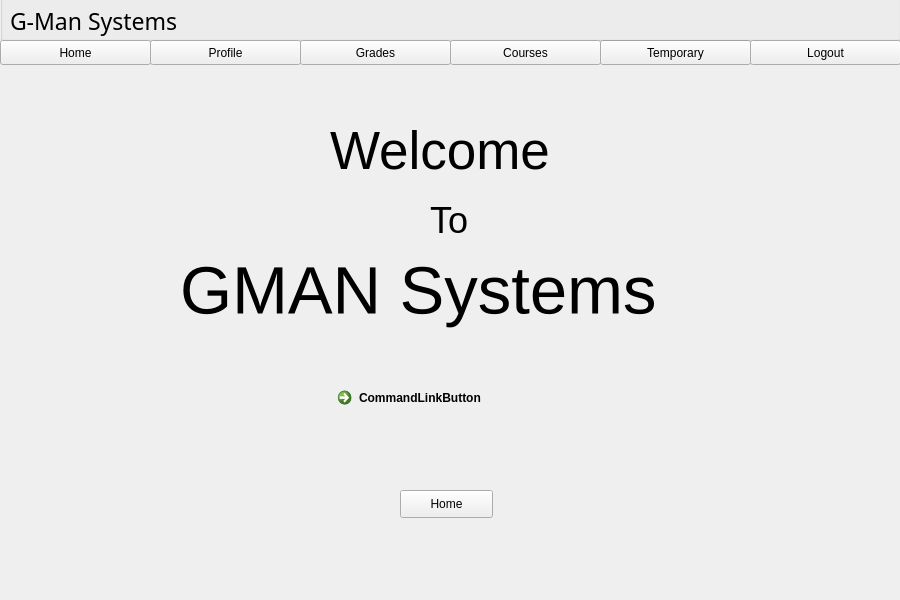
Poom1997/gman, file resources/UI/main.ui: the form before one commit.
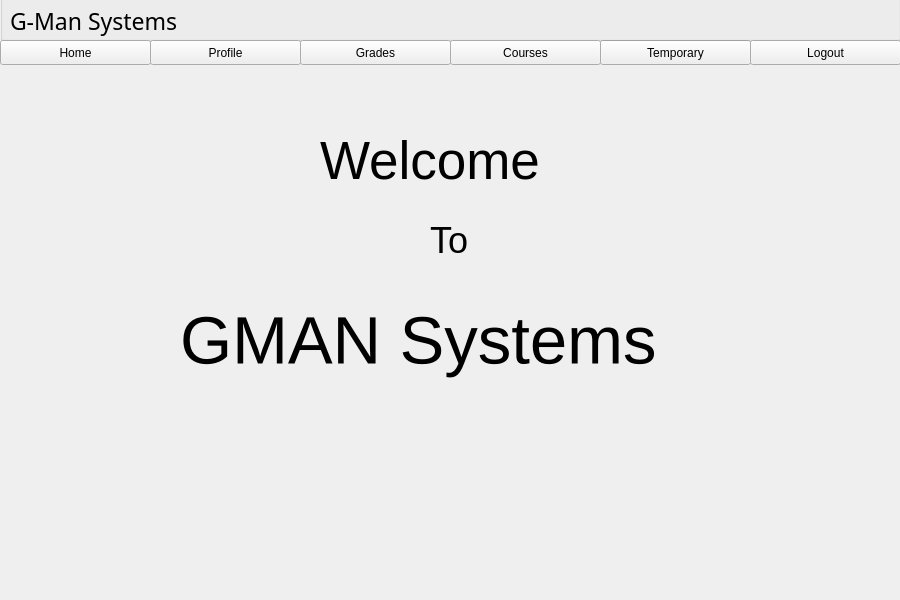
The form after the commit.

Diff of the .ui file:
```diff
--- a/resources/UI/main.ui
+++ b/resources/UI/main.ui
@@ -28,8 +28,8 @@
   <widget class="QLabel" name="label">
    <property name="geometry">
     <rect>
-     <x>330</x>
-     <y>100</y>
+     <x>320</x>
+     <y>110</y>
      <width>271</width>
      <height>101</height>
     </rect>
@@ -47,7 +47,7 @@
    <property name="geometry">
     <rect>
      <x>430</x>
-     <y>200</y>
+     <y>220</y>
      <width>51</width>
      <height>41</height>
     </rect>
@@ -65,7 +65,7 @@
    <property name="geometry">
     <rect>
      <x>180</x>
-     <y>250</y>
+     <y>300</y>
      <width>561</width>
      <height>81</height>
     </rect>
@@ -79,32 +79,6 @@
     <string>GMAN Systems</string>
    </property>
   </widget>
-  <widget class="QPushButton" name="homeButton2">
-   <property name="geometry">
-    <rect>
-     <x>400</x>
-     <y>490</y>
-     <width>93</width>
-     <height>28</height>
-    </rect>
-   </property>
-   <property name="text">
-    <string>Home</string>
-   </property>
-  </widget>
-  <widget class="QCommandLinkButton" name="commandLinkButton">
-   <property name="geometry">
-    <rect>
-     <x>330</x>
-     <y>380</y>
-     <width>225</width>
-     <height>48</height>
-    </rect>
-   </property>
-   <property name="text">
-    <string>CommandLinkButton</string>
-   </property>
-  </widget>
   <widget class="QPushButton" name="temp">
    <property name="geometry">
     <rect>
```
